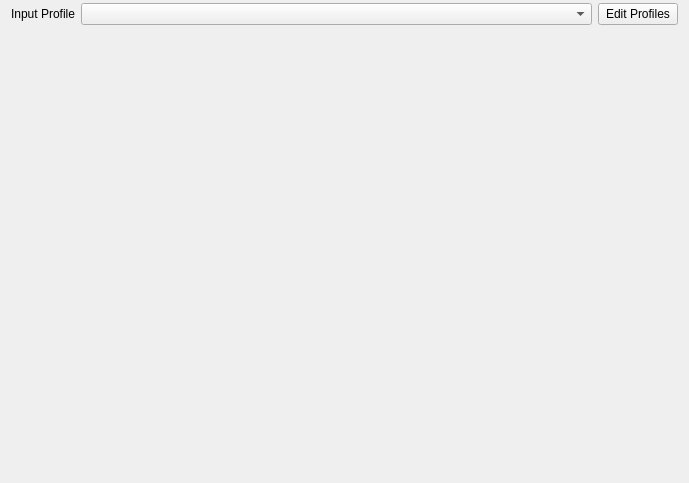
The window that libs/ui/input/config/kis_input_configuration_page.ui (KDE/krita) describes before a commit, drawn with Qt 5.
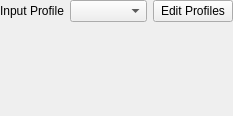
The same window after the commit. Custom widgets are drawn as their Qt base class.

```diff
--- a/libs/ui/input/config/kis_input_configuration_page.ui
+++ b/libs/ui/input/config/kis_input_configuration_page.ui
@@ -10,29 +10,60 @@
    <rect>
     <x>0</x>
     <y>0</y>
-    <width>689</width>
-    <height>483</height>
+    <width>233</width>
+    <height>116</height>
    </rect>
   </property>
-  <layout class="QGridLayout" name="gridLayout_2">
+  <layout class="QVBoxLayout" name="verticalLayout">
+   <property name="leftMargin">
+    <number>0</number>
+   </property>
    <property name="topMargin">
-    <number>3</number>
+    <number>0</number>
+   </property>
+   <property name="rightMargin">
+    <number>0</number>
    </property>
    <property name="bottomMargin">
     <number>0</number>
    </property>
-   <item colspan="2" column="0" row="0">
-    <layout class="QHBoxLayout" name="horizontalLayout">
      <item>
+    <widget class="QFrame" name="frame_2">
+     <layout class="QFormLayout" name="formLayout">
+      <property name="leftMargin">
+       <number>0</number>
+      </property>
+      <property name="topMargin">
+       <number>0</number>
+      </property>
+      <property name="rightMargin">
+       <number>0</number>
+      </property>
+      <property name="bottomMargin">
+       <number>0</number>
+      </property>
+      <item row="0" column="0">
       <widget class="QLabel" name="label">
        <property name="text">
         <string>Input Profile</string>
        </property>
-       <property name="alignment">
-        <set>Qt::AlignRight|Qt::AlignTrailing|Qt::AlignVCenter</set>
-       </property>
-      </widget>
-     </item>
+       </widget>
+      </item>
+      <item row="0" column="1">
+       <widget class="QFrame" name="frame">
+        <layout class="QHBoxLayout" name="horizontalLayout">
+         <property name="leftMargin">
+          <number>0</number>
+         </property>
+         <property name="topMargin">
+          <number>0</number>
+         </property>
+         <property name="rightMargin">
+          <number>0</number>
+         </property>
+         <property name="bottomMargin">
+          <number>0</number>
+         </property>
      <item>
       <widget class="KComboBox" name="profileComboBox">
        <property name="sizePolicy">
@@ -48,29 +79,21 @@
      </item>
      <item>
       <widget class="QPushButton" name="editProfilesButton">
-       <property name="sizePolicy">
-        <sizepolicy hsizetype="Fixed" vsizetype="Fixed">
-         <horstretch>0</horstretch>
-         <verstretch>0</verstretch>
-        </sizepolicy>
-       </property>
        <property name="toolTip">
         <string>Duplicate current profile</string>
        </property>
        <property name="text">
         <string>Edit Profiles</string>
        </property>
-       <property name="iconSize">
-        <size>
-         <width>18</width>
-         <height>20</height>
-        </size>
-       </property>
       </widget>
      </item>
     </layout>
-   </item>
-   <item column="0" row="1">
+       </widget>
+      </item>
+     </layout>
+    </widget>
+   </item>
+   <item>
     <widget class="QScrollArea" name="scrollArea">
      <property name="frameShape">
       <enum>QFrame::NoFrame</enum>
@@ -86,14 +109,17 @@
        <rect>
         <x>0</x>
         <y>0</y>
-        <width>671</width>
-        <height>429</height>
+        <width>233</width>
+        <height>87</height>
        </rect>
       </property>
-      <layout class="QGridLayout" name="gridLayout">
-       <item column="0" row="0">
-        <layout class="QVBoxLayout" name="configurationItemsArea"/>
-       </item>
+      <layout class="QVBoxLayout" name="configurationItemsArea">
+       <property name="topMargin">
+        <number>0</number>
+       </property>
+       <property name="bottomMargin">
+        <number>0</number>
+       </property>
       </layout>
      </widget>
     </widget>
```
Left out of the diff: 2 changed lines with no effect on the pictures. Lines whose indentation alone changed are shown as unchanged.
